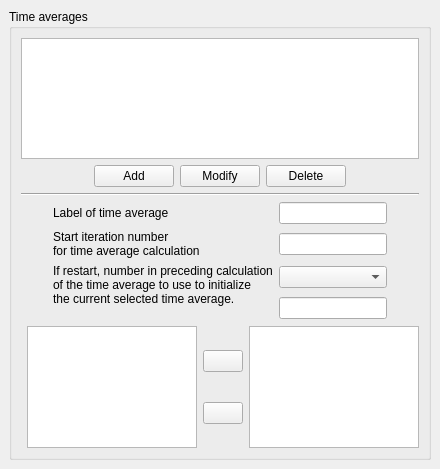
This is gui/Pages/TimeAveragesForm.ui in code-saturne/code_saturne as Qt 5 draws it before an edit. The edited form follows.
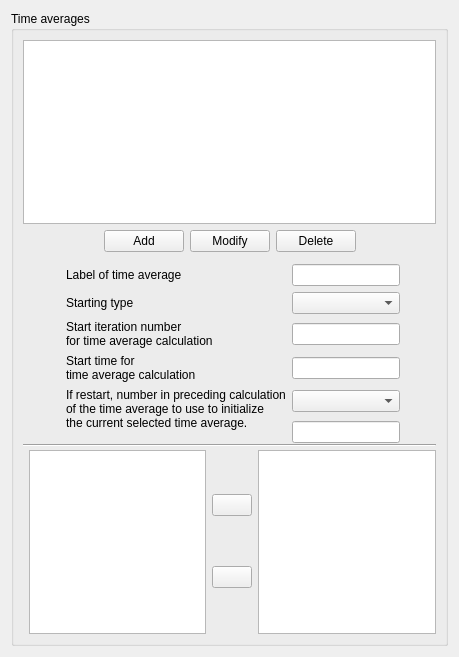
This is the edited form. Icons and pictures are not drawn.

Commit message: add time average starting in time

```diff
--- a/gui/Pages/TimeAveragesForm.ui
+++ b/gui/Pages/TimeAveragesForm.ui
@@ -1,12 +1,12 @@
 <ui version="4.0" >
  <class>TimeAveragesForm</class>
- <widget class="QWidget" name="TimeAveragesForm" >
-  <property name="geometry" >
+ <widget class="QWidget" name="TimeAveragesForm">
+  <property name="geometry">
    <rect>
     <x>0</x>
     <y>0</y>
-    <width>440</width>
-    <height>469</height>
+    <width>459</width>
+    <height>657</height>
    </rect>
   </property>
   <property name="acceptDrops" >
@@ -15,159 +15,198 @@
   <property name="windowTitle" >
    <string>Form</string>
   </property>
-  <layout class="QGridLayout" >
-   <property name="margin" >
-    <number>9</number>
-   </property>
-   <property name="spacing" >
-    <number>6</number>
-   </property>
-   <item row="0" column="0" >
-    <widget class="QGroupBox" name="groupBox" >
-     <property name="title" >
+  <layout class="QGridLayout" name="gridLayout_5">
+   <item row="0" column="0">
+    <widget class="QGroupBox" name="groupBox">
+     <property name="title">
       <string>Time averages</string>
      </property>
-     <layout class="QGridLayout" >
-      <property name="margin" >
-       <number>9</number>
-      </property>
-      <property name="spacing" >
+     <layout class="QGridLayout" name="gridLayout_4">
+      <item row="0" column="0" colspan="2">
+       <widget class="QTreeView" name="treeViewAverage">
+        <property name="alternatingRowColors">
+         <bool>true</bool>
+        </property>
+        <property name="indentation">
+         <number>0</number>
+        </property>
+        <property name="rootIsDecorated">
+         <bool>false</bool>
+        </property>
+       </widget>
+      </item>
+      <item row="1" column="0" colspan="2">
+       <layout class="QHBoxLayout">
+        <property name="spacing">
        <number>6</number>
       </property>
-      <item row="4" column="4" >
+        <property name="margin">
+         <number>0</number>
+        </property>
+        <item>
        <spacer>
         <property name="orientation" >
          <enum>Qt::Horizontal</enum>
         </property>
-        <property name="sizeHint" >
+          <property name="sizeHint" stdset="0">
          <size>
-          <width>16</width>
-          <height>95</height>
+            <width>40</width>
+            <height>20</height>
          </size>
         </property>
        </spacer>
       </item>
-      <item row="4" column="2" >
-       <layout class="QVBoxLayout" >
-        <property name="margin" >
+        <item>
+         <layout class="QHBoxLayout">
+          <property name="spacing">
+           <number>6</number>
+          </property>
+          <property name="margin">
          <number>0</number>
         </property>
-        <property name="spacing" >
-         <number>6</number>
-        </property>
+          <item>
+           <widget class="QPushButton" name="pushButtonAdd">
+            <property name="text">
+             <string>Add</string>
+            </property>
+           </widget>
+          </item>
         <item>
-         <widget class="QPushButton" name="pushButtonAddVar" >
-          <property name="text" >
-           <string/>
-          </property>
-          <property name="icon" >
-           <iconset resource="resources_pages.qrc" >:/new/prefix1/icons/32x32/go-next.png</iconset>
-          </property>
+           <widget class="QPushButton" name="pushButtonEdit">
+            <property name="text">
+             <string>Modify</string>
+            </property>
          </widget>
         </item>
         <item>
-         <widget class="QPushButton" name="pushButtonSuppressVar" >
-          <property name="text" >
-           <string/>
-          </property>
-          <property name="icon" >
-           <iconset resource="resources_pages.qrc" >:/new/prefix1/icons/32x32/go-previous.png</iconset>
-          </property>
+           <widget class="QPushButton" name="pushButtonDelete">
+            <property name="text">
+             <string>Delete</string>
+            </property>
          </widget>
         </item>
        </layout>
       </item>
-      <item row="4" column="3" >
-       <widget class="QListView" name="listViewDrop" >
-        <property name="alternatingRowColors" >
-         <bool>true</bool>
-        </property>
-       </widget>
-      </item>
-      <item row="4" column="1" >
-       <widget class="QListView" name="listViewDrag" >
-        <property name="alternatingRowColors" >
-         <bool>true</bool>
+        <item>
+         <spacer>
+          <property name="orientation">
+           <enum>Qt::Horizontal</enum>
+          </property>
+          <property name="sizeHint" stdset="0">
+           <size>
+            <width>40</width>
+            <height>20</height>
+           </size>
+          </property>
+         </spacer>
+        </item>
+       </layout>
+      </item>
+      <item row="2" column="0" rowspan="2" colspan="2">
+       <widget class="Line" name="line">
+        <property name="orientation">
+         <enum>Qt::Horizontal</enum>
         </property>
        </widget>
       </item>
-      <item row="4" column="0" >
+      <item row="3" column="1">
+       <layout class="QGridLayout" name="gridLayout_3">
+        <item row="0" column="0" rowspan="2">
        <spacer>
         <property name="orientation" >
          <enum>Qt::Horizontal</enum>
         </property>
-        <property name="sizeHint" >
+          <property name="sizeHint" stdset="0">
          <size>
-          <width>16</width>
-          <height>95</height>
+            <width>13</width>
+            <height>128</height>
          </size>
         </property>
        </spacer>
       </item>
-      <item row="3" column="0" colspan="4" >
-       <layout class="QHBoxLayout" >
-        <property name="margin" >
-         <number>0</number>
-        </property>
-        <property name="spacing" >
-         <number>6</number>
-        </property>
-        <item>
+        <item row="0" column="1" colspan="3">
+         <layout class="QGridLayout" name="gridLayout_2">
+          <item row="0" column="0">
          <spacer>
           <property name="orientation" >
            <enum>Qt::Horizontal</enum>
           </property>
-          <property name="sizeHint" >
+            <property name="sizeHint" stdset="0">
            <size>
-            <width>17</width>
-            <height>17</height>
+              <width>13</width>
+              <height>119</height>
            </size>
           </property>
          </spacer>
         </item>
-        <item>
-         <layout class="QGridLayout" >
-          <property name="margin" >
-           <number>0</number>
-          </property>
-          <property name="spacing" >
-           <number>6</number>
-          </property>
-          <item row="0" column="0" >
-           <widget class="QLabel" name="labelAverage" >
-            <property name="text" >
+          <item row="0" column="1">
+           <layout class="QGridLayout" name="gridLayout">
+            <item row="0" column="0">
+             <widget class="QLabel" name="labelAverage">
+              <property name="text">
              <string>Label of time average </string>
             </property>
            </widget>
           </item>
-          <item row="0" column="1" >
-           <widget class="QLineEdit" name="lineEditAverage" >
-            <property name="toolTip" >
+            <item row="0" column="1">
+             <widget class="QLineEdit" name="lineEditAverage">
+              <property name="toolTip">
              <string>To give a name for the choosen time average</string>
             </property>
            </widget>
           </item>
-          <item row="1" column="0" >
-           <widget class="QLabel" name="labelStart" >
-            <property name="toolTip" >
+            <item row="1" column="0">
+             <widget class="QLabel" name="labelStart_3">
+              <property name="toolTip">
              <string>Code_Saturne key word: NTDMOM(IMOM)</string>
             </property>
-            <property name="text" >
+              <property name="text">
+               <string>Starting type</string>
+              </property>
+             </widget>
+            </item>
+            <item row="1" column="1">
+             <widget class="QComboBox" name="comboBoxStartType"/>
+            </item>
+            <item row="2" column="0">
+             <widget class="QLabel" name="labelStart">
+              <property name="toolTip">
+               <string>Code_Saturne key word: NTDMOM(IMOM)</string>
+              </property>
+              <property name="text">
              <string>Start iteration number
 for time average calculation</string>
             </property>
            </widget>
           </item>
-          <item row="1" column="1" >
-           <widget class="QLineEdit" name="lineEditStart" >
-            <property name="toolTip" >
+            <item row="2" column="1">
+             <widget class="QLineEdit" name="lineEditStart">
+              <property name="toolTip">
              <string>Code_Saturne key word: NTDMOM(IMOM)</string>
             </property>
            </widget>
           </item>
-          <item rowspan="2" row="2" column="0" >
-           <widget class="QLabel" name="labelRestart" >
-            <property name="toolTip" >
+            <item row="3" column="0">
+             <widget class="QLabel" name="labelStartTime">
+              <property name="toolTip">
+               <string>Code_Saturne key word: TTDMOM(IMOM)</string>
+              </property>
+              <property name="text">
+               <string>Start time for
+time average calculation</string>
+              </property>
+             </widget>
+            </item>
+            <item row="3" column="1">
+             <widget class="QLineEdit" name="lineEditStartTime">
+              <property name="toolTip">
+               <string>Code_Saturne key word: TTDMOM(IMOM)</string>
+              </property>
+             </widget>
+            </item>
+            <item row="4" column="0" rowspan="2">
+             <widget class="QLabel" name="labelRestart">
+              <property name="toolTip">
              <string>Code_Saturne key word: IMOOLD(IMOM)</string>
             </property>
             <property name="text" >
@@ -178,135 +217,109 @@
             </property>
            </widget>
           </item>
-          <item row="2" column="1" >
-           <widget class="QComboBox" name="comboBoxIMOOLD" />
-          </item>
-          <item row="3" column="1" >
-           <widget class="QLineEdit" name="lineEditRestart" >
-            <property name="toolTip" >
+            <item row="4" column="1">
+             <widget class="QComboBox" name="comboBoxIMOOLD"/>
+            </item>
+            <item row="5" column="1">
+             <widget class="QLineEdit" name="lineEditRestart">
+              <property name="toolTip">
              <string>Code_Saturne key word: IMOOLD(IMOM)</string>
             </property>
            </widget>
           </item>
          </layout>
         </item>
-        <item>
+          <item row="0" column="2">
          <spacer>
           <property name="orientation" >
            <enum>Qt::Horizontal</enum>
           </property>
-          <property name="sizeHint" >
+            <property name="sizeHint" stdset="0">
            <size>
-            <width>17</width>
-            <height>17</height>
+              <width>13</width>
+              <height>119</height>
            </size>
           </property>
          </spacer>
         </item>
        </layout>
       </item>
-      <item row="2" column="0" colspan="4" >
-       <widget class="Line" name="line" >
-        <property name="orientation" >
-         <enum>Qt::Horizontal</enum>
-        </property>
-       </widget>
-      </item>
-      <item row="1" column="0" colspan="4" >
-       <layout class="QHBoxLayout" >
-        <property name="margin" >
-         <number>0</number>
-        </property>
-        <property name="spacing" >
-         <number>6</number>
-        </property>
-        <item>
+        <item row="0" column="4" rowspan="2">
          <spacer>
           <property name="orientation" >
            <enum>Qt::Horizontal</enum>
           </property>
-          <property name="sizeHint" >
+          <property name="sizeHint" stdset="0">
            <size>
-            <width>40</width>
-            <height>20</height>
+            <width>13</width>
+            <height>138</height>
            </size>
           </property>
          </spacer>
         </item>
-        <item>
-         <layout class="QHBoxLayout" >
-          <property name="margin" >
-           <number>0</number>
+        <item row="1" column="1">
+         <widget class="QListView" name="listViewDrag">
+          <property name="alternatingRowColors">
+           <bool>true</bool>
           </property>
-          <property name="spacing" >
+         </widget>
+        </item>
+        <item row="1" column="2">
+         <layout class="QVBoxLayout">
+          <property name="spacing">
            <number>6</number>
           </property>
-          <item>
-           <widget class="QPushButton" name="pushButtonAdd" >
-            <property name="text" >
-             <string>Add</string>
-            </property>
-           </widget>
-          </item>
+          <property name="margin">
+           <number>0</number>
+          </property>
           <item>
-           <widget class="QPushButton" name="pushButtonEdit" >
-            <property name="text" >
-             <string>Modify</string>
+           <widget class="QPushButton" name="pushButtonAddVar">
+            <property name="text">
+             <string/>
             </property>
-           </widget>
-          </item>
-          <item>
-           <widget class="QPushButton" name="pushButtonDelete" >
-            <property name="text" >
-             <string>Delete</string>
+            <property name="icon">
+             <iconset resource="resources_pages.qrc">
+              <normaloff>:/new/prefix1/icons/32x32/go-next.png</normaloff>:/new/prefix1/icons/32x32/go-next.png</iconset>
             </property>
            </widget>
           </item>
-         </layout>
-        </item>
         <item>
-         <spacer>
-          <property name="orientation" >
-           <enum>Qt::Horizontal</enum>
-          </property>
-          <property name="sizeHint" >
-           <size>
-            <width>40</width>
-            <height>20</height>
-           </size>
-          </property>
-         </spacer>
+           <widget class="QPushButton" name="pushButtonSuppressVar">
+            <property name="text">
+             <string/>
+            </property>
+            <property name="icon">
+             <iconset resource="resources_pages.qrc">
+              <normaloff>:/new/prefix1/icons/32x32/go-previous.png</normaloff>:/new/prefix1/icons/32x32/go-previous.png</iconset>
+            </property>
+           </widget>
         </item>
        </layout>
       </item>
-      <item row="0" column="0" colspan="4" >
-       <widget class="QTreeView" name="treeViewAverage" >
-        <property name="alternatingRowColors" >
+        <item row="1" column="3">
+         <widget class="QListView" name="listViewDrop">
+          <property name="alternatingRowColors">
          <bool>true</bool>
         </property>
-        <property name="indentation" >
-         <number>0</number>
-        </property>
-        <property name="rootIsDecorated" >
-         <bool>false</bool>
-        </property>
        </widget>
       </item>
      </layout>
-    </widget>
-   </item>
-   <item row="1" column="0" >
+      </item>
+      <item row="4" column="1">
     <spacer>
      <property name="orientation" >
       <enum>Qt::Vertical</enum>
      </property>
-     <property name="sizeHint" >
+        <property name="sizeHint" stdset="0">
       <size>
-       <width>396</width>
-       <height>16</height>
+          <width>393</width>
+          <height>6</height>
       </size>
      </property>
     </spacer>
+      </item>
+     </layout>
+    </widget>
    </item>
   </layout>
  </widget>
```
Left out of the diff: 23 changed lines with no effect on the pictures. Lines whose indentation alone changed are shown as unchanged. The commit also changes 6 other files.
